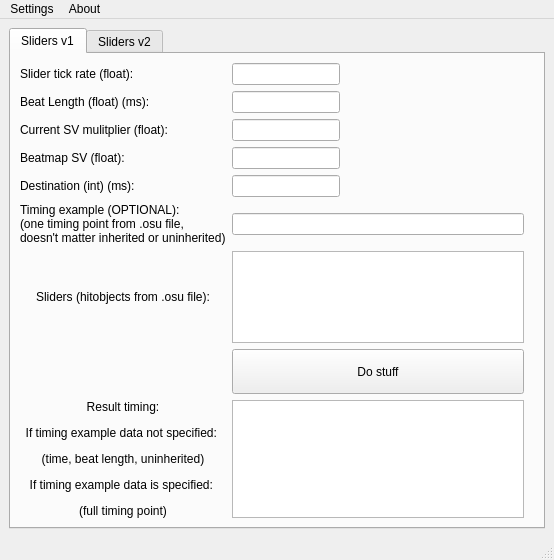
ZyMa-1/OsuSliderManipulator, file designer/MainWindow.ui: the form before one commit.
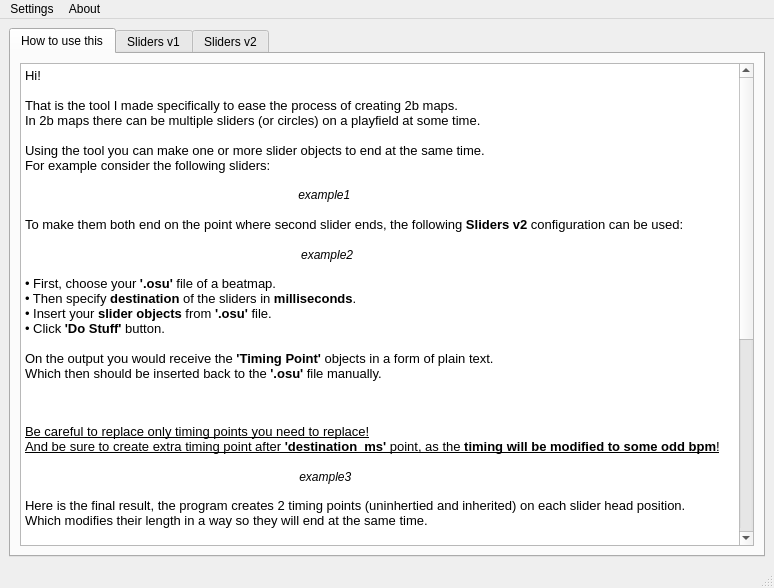
The form after the commit. Icons and pictures are not drawn.

What changed in the file:
```diff
--- a/designer/MainWindow.ui
+++ b/designer/MainWindow.ui
@@ -6,13 +6,19 @@
    <rect>
     <x>0</x>
     <y>0</y>
-    <width>554</width>
-    <height>560</height>
+    <width>774</width>
+    <height>588</height>
    </rect>
   </property>
   <property name="windowTitle">
    <string>{}</string>
   </property>
+  <property name="iconSize">
+   <size>
+    <width>32</width>
+    <height>24</height>
+   </size>
+  </property>
   <widget class="QWidget" name="centralwidget">
    <layout class="QHBoxLayout" name="horizontalLayout_2">
     <item>
@@ -20,6 +26,103 @@
       <property name="currentIndex">
        <number>0</number>
       </property>
+      <widget class="QWidget" name="tab">
+       <attribute name="title">
+        <string>How to use this</string>
+       </attribute>
+       <layout class="QVBoxLayout" name="verticalLayout_2">
+        <item>
+         <layout class="QGridLayout" name="gridLayout">
+          <item row="0" column="0">
+           <widget class="QTextEdit" name="text_edit">
+            <property name="enabled">
+             <bool>true</bool>
+            </property>
+            <property name="minimumSize">
+             <size>
+              <width>730</width>
+              <height>0</height>
+             </size>
+            </property>
+            <property name="styleSheet">
+             <string notr="true"/>
+            </property>
+            <property name="readOnly">
+             <bool>true</bool>
+            </property>
+            <property name="html">
+             <string>&lt;!DOCTYPE HTML PUBLIC &quot;-//W3C//DTD HTML 4.0//EN&quot; &quot;http://www.w3.org/TR/REC-html40/strict.dtd&quot;&gt;
+&lt;html&gt;&lt;head&gt;&lt;meta name=&quot;qrichtext&quot; content=&quot;1&quot; /&gt;&lt;meta charset=&quot;utf-8&quot; /&gt;&lt;style type=&quot;text/css&quot;&gt;
+p, li { white-space: pre-wrap; }
+hr { height: 1px; border-width: 0; }
+li.unchecked::marker { content: &quot;\2610&quot;; }
+li.checked::marker { content: &quot;\2612&quot;; }
+&lt;/style&gt;&lt;/head&gt;&lt;body style=&quot; font-family:'Segoe UI'; font-size:9pt; font-weight:400; font-style:normal;&quot;&gt;
+&lt;p style=&quot; margin-top:0px; margin-bottom:0px; margin-left:0px; margin-right:0px; -qt-block-indent:0; text-indent:0px;&quot;&gt;&lt;span style=&quot; font-size:10pt;&quot;&gt;Hi!&lt;br /&gt;&lt;br /&gt;That is the tool I made specifically to ease the process of creating 2b maps.&lt;/span&gt;&lt;/p&gt;
+&lt;p style=&quot; margin-top:0px; margin-bottom:0px; margin-left:0px; margin-right:0px; -qt-block-indent:0; text-indent:0px;&quot;&gt;&lt;span style=&quot; font-size:10pt;&quot;&gt;In 2b maps there can be multiple sliders (or circles) on a playfield at some time.&lt;/span&gt;&lt;/p&gt;
+&lt;p style=&quot;-qt-paragraph-type:empty; margin-top:0px; margin-bottom:0px; margin-left:0px; margin-right:0px; -qt-block-indent:0; text-indent:0px; font-size:10pt;&quot;&gt;&lt;br /&gt;&lt;/p&gt;
+&lt;p style=&quot; margin-top:0px; margin-bottom:0px; margin-left:0px; margin-right:0px; -qt-block-indent:0; text-indent:0px;&quot;&gt;&lt;span style=&quot; font-size:10pt;&quot;&gt;Using the tool you can make one or more slider objects to end at the same time.&lt;/span&gt;&lt;/p&gt;
+&lt;p style=&quot; margin-top:0px; margin-bottom:0px; margin-left:0px; margin-right:0px; -qt-block-indent:0; text-indent:0px;&quot;&gt;&lt;span style=&quot; font-size:10pt;&quot;&gt;For example consider the following sliders:&lt;/span&gt;&lt;/p&gt;
+&lt;p style=&quot;-qt-paragraph-type:empty; margin-top:0px; margin-bottom:0px; margin-left:0px; margin-right:0px; -qt-block-indent:0; text-indent:0px; font-size:10pt;&quot;&gt;&lt;br /&gt;&lt;/p&gt;
+&lt;p style=&quot; margin-top:0px; margin-bottom:0px; margin-left:0px; margin-right:0px; -qt-block-indent:0; text-indent:0px;&quot;&gt;&lt;img src=&quot;:/images/images/example1.png&quot; /&gt;&lt;/p&gt;
+&lt;p style=&quot; margin-top:0px; margin-bottom:0px; margin-left:0px; margin-right:0px; -qt-block-indent:0; text-indent:0px;&quot;&gt;			          &lt;span style=&quot; font-style:italic;&quot;&gt;example1&lt;/span&gt;&lt;/p&gt;
+&lt;p style=&quot;-qt-paragraph-type:empty; margin-top:0px; margin-bottom:0px; margin-left:0px; margin-right:0px; -qt-block-indent:0; text-indent:0px; font-size:10pt;&quot;&gt;&lt;br /&gt;&lt;/p&gt;
+&lt;p style=&quot; margin-top:0px; margin-bottom:0px; margin-left:0px; margin-right:0px; -qt-block-indent:0; text-indent:0px;&quot;&gt;&lt;span style=&quot; font-size:10pt;&quot;&gt;To make them both end on the point where second slider ends, the following &lt;/span&gt;&lt;span style=&quot; font-size:10pt; font-weight:700;&quot;&gt;Sliders v2 &lt;/span&gt;&lt;span style=&quot; font-size:10pt;&quot;&gt;configuration can be used:&lt;/span&gt;&lt;/p&gt;
+&lt;p style=&quot;-qt-paragraph-type:empty; margin-top:0px; margin-bottom:0px; margin-left:0px; margin-right:0px; -qt-block-indent:0; text-indent:0px; font-size:10pt;&quot;&gt;&lt;br /&gt;&lt;/p&gt;
+&lt;p style=&quot; margin-top:0px; margin-bottom:0px; margin-left:0px; margin-right:0px; -qt-block-indent:0; text-indent:0px;&quot;&gt;&lt;img src=&quot;:/images/images/example3.png&quot; /&gt;&lt;/p&gt;
+&lt;p style=&quot; margin-top:0px; margin-bottom:0px; margin-left:0px; margin-right:0px; -qt-block-indent:0; text-indent:0px;&quot;&gt;&lt;span style=&quot; font-size:10pt;&quot;&gt;			          &lt;/span&gt;&lt;span style=&quot; font-style:italic;&quot;&gt;example2&lt;/span&gt;&lt;/p&gt;
+&lt;p style=&quot;-qt-paragraph-type:empty; margin-top:0px; margin-bottom:0px; margin-left:0px; margin-right:0px; -qt-block-indent:0; text-indent:0px;&quot;&gt;&lt;br /&gt;&lt;/p&gt;
+&lt;p style=&quot; margin-top:0px; margin-bottom:0px; margin-left:0px; margin-right:0px; -qt-block-indent:0; text-indent:0px;&quot;&gt;&lt;span style=&quot; font-size:10pt;&quot;&gt;• First, choose your &lt;/span&gt;&lt;span style=&quot; font-size:10pt; font-weight:700;&quot;&gt;'.osu'&lt;/span&gt;&lt;span style=&quot; font-size:10pt;&quot;&gt; file of a beatmap. &lt;/span&gt;&lt;/p&gt;
+&lt;p style=&quot; margin-top:0px; margin-bottom:0px; margin-left:0px; margin-right:0px; -qt-block-indent:0; text-indent:0px;&quot;&gt;&lt;span style=&quot; font-size:10pt;&quot;&gt;• Then specify &lt;/span&gt;&lt;span style=&quot; font-size:10pt; font-weight:700;&quot;&gt;destination&lt;/span&gt;&lt;span style=&quot; font-size:10pt;&quot;&gt; of the sliders in &lt;/span&gt;&lt;span style=&quot; font-size:10pt; font-weight:700;&quot;&gt;milliseconds&lt;/span&gt;&lt;span style=&quot; font-size:10pt;&quot;&gt;.&lt;/span&gt;&lt;/p&gt;
+&lt;p style=&quot; margin-top:0px; margin-bottom:0px; margin-left:0px; margin-right:0px; -qt-block-indent:0; text-indent:0px;&quot;&gt;&lt;span style=&quot; font-size:10pt;&quot;&gt;• Insert your &lt;/span&gt;&lt;span style=&quot; font-size:10pt; font-weight:700;&quot;&gt;slider objects&lt;/span&gt;&lt;span style=&quot; font-size:10pt;&quot;&gt; from &lt;/span&gt;&lt;span style=&quot; font-size:10pt; font-weight:700;&quot;&gt;'.osu' &lt;/span&gt;&lt;span style=&quot; font-size:10pt;&quot;&gt;file.&lt;/span&gt;&lt;/p&gt;
+&lt;p style=&quot; margin-top:0px; margin-bottom:0px; margin-left:0px; margin-right:0px; -qt-block-indent:0; text-indent:0px;&quot;&gt;&lt;span style=&quot; font-size:10pt;&quot;&gt;• Click &lt;/span&gt;&lt;span style=&quot; font-size:10pt; font-weight:700;&quot;&gt;'Do Stuff'&lt;/span&gt;&lt;span style=&quot; font-size:10pt;&quot;&gt; button.&lt;/span&gt;&lt;/p&gt;
+&lt;p style=&quot;-qt-paragraph-type:empty; margin-top:0px; margin-bottom:0px; margin-left:0px; margin-right:0px; -qt-block-indent:0; text-indent:0px; font-size:10pt;&quot;&gt;&lt;br /&gt;&lt;/p&gt;
+&lt;p style=&quot; margin-top:0px; margin-bottom:0px; margin-left:0px; margin-right:0px; -qt-block-indent:0; text-indent:0px;&quot;&gt;&lt;span style=&quot; font-size:10pt;&quot;&gt;On the output you would receive the&lt;/span&gt;&lt;span style=&quot; font-size:10pt; font-weight:700;&quot;&gt; 'Timing Point'&lt;/span&gt;&lt;span style=&quot; font-size:10pt;&quot;&gt; objects in a form of plain text.&lt;/span&gt;&lt;/p&gt;
+&lt;p style=&quot; margin-top:0px; margin-bottom:0px; margin-left:0px; margin-right:0px; -qt-block-indent:0; text-indent:0px;&quot;&gt;&lt;span style=&quot; font-size:10pt;&quot;&gt;Which then should be inserted back to the &lt;/span&gt;&lt;span style=&quot; font-size:10pt; font-weight:700;&quot;&gt;'.osu'&lt;/span&gt;&lt;span style=&quot; font-size:10pt;&quot;&gt; file manually.&lt;/span&gt;&lt;/p&gt;
+&lt;p style=&quot;-qt-paragraph-type:empty; margin-top:0px; margin-bottom:0px; margin-left:0px; margin-right:0px; -qt-block-indent:0; text-indent:0px; font-size:10pt;&quot;&gt;&lt;br /&gt;&lt;/p&gt;
+&lt;p style=&quot; margin-top:0px; margin-bottom:0px; margin-left:0px; margin-right:0px; -qt-block-indent:0; text-indent:0px;&quot;&gt;&lt;img src=&quot;:/images/images/example4.png&quot; /&gt;&lt;/p&gt;
+&lt;p style=&quot;-qt-paragraph-type:empty; margin-top:0px; margin-bottom:0px; margin-left:0px; margin-right:0px; -qt-block-indent:0; text-indent:0px;&quot;&gt;&lt;br /&gt;&lt;/p&gt;
+&lt;p style=&quot; margin-top:0px; margin-bottom:0px; margin-left:0px; margin-right:0px; -qt-block-indent:0; text-indent:0px;&quot;&gt;&lt;span style=&quot; font-size:10pt; text-decoration: underline;&quot;&gt;Be careful to replace only timing points you need to replace!&lt;/span&gt;&lt;/p&gt;
+&lt;p style=&quot; margin-top:0px; margin-bottom:0px; margin-left:0px; margin-right:0px; -qt-block-indent:0; text-indent:0px;&quot;&gt;&lt;span style=&quot; font-size:10pt; text-decoration: underline;&quot;&gt;And be sure to create extra timing point after&lt;/span&gt;&lt;span style=&quot; font-size:10pt; font-weight:700; text-decoration: underline;&quot;&gt; 'destination_ms' &lt;/span&gt;&lt;span style=&quot; font-size:10pt; text-decoration: underline;&quot;&gt;point, as the&lt;/span&gt;&lt;span style=&quot; font-size:10pt; font-weight:700; text-decoration: underline;&quot;&gt; timing will be modified to some odd bpm&lt;/span&gt;&lt;span style=&quot; font-size:10pt; text-decoration: underline;&quot;&gt;!&lt;/span&gt;&lt;/p&gt;
+&lt;p style=&quot;-qt-paragraph-type:empty; margin-top:0px; margin-bottom:0px; margin-left:0px; margin-right:0px; -qt-block-indent:0; text-indent:0px; font-size:10pt;&quot;&gt;&lt;br /&gt;&lt;/p&gt;
+&lt;p style=&quot; margin-top:0px; margin-bottom:0px; margin-left:0px; margin-right:0px; -qt-block-indent:0; text-indent:0px;&quot;&gt;&lt;img src=&quot;:/images/images/example2.png&quot; /&gt;&lt;/p&gt;
+&lt;p style=&quot; margin-top:0px; margin-bottom:0px; margin-left:0px; margin-right:0px; -qt-block-indent:0; text-indent:0px;&quot;&gt;&lt;span style=&quot; font-size:10pt; font-weight:700;&quot;&gt;                                                                            &lt;/span&gt;&lt;span style=&quot; font-style:italic;&quot;&gt;example3&lt;/span&gt;&lt;/p&gt;
+&lt;p style=&quot;-qt-paragraph-type:empty; margin-top:0px; margin-bottom:0px; margin-left:0px; margin-right:0px; -qt-block-indent:0; text-indent:0px; font-style:italic;&quot;&gt;&lt;br /&gt;&lt;/p&gt;
+&lt;p style=&quot; margin-top:0px; margin-bottom:0px; margin-left:0px; margin-right:0px; -qt-block-indent:0; text-indent:0px;&quot;&gt;&lt;span style=&quot; font-size:10pt;&quot;&gt;Here is the final result, the program creates 2 timing points (uninhertied and inherited) on each slider head position.&lt;/span&gt;&lt;/p&gt;
+&lt;p style=&quot; margin-top:0px; margin-bottom:0px; margin-left:0px; margin-right:0px; -qt-block-indent:0; text-indent:0px;&quot;&gt;&lt;span style=&quot; font-size:10pt;&quot;&gt;Which modifies their length in a way so they will end at the same time.&lt;/span&gt;&lt;/p&gt;
+&lt;p style=&quot;-qt-paragraph-type:empty; margin-top:0px; margin-bottom:0px; margin-left:0px; margin-right:0px; -qt-block-indent:0; text-indent:0px; font-size:10pt;&quot;&gt;&lt;br /&gt;&lt;/p&gt;
+&lt;p style=&quot; margin-top:0px; margin-bottom:0px; margin-left:0px; margin-right:0px; -qt-block-indent:0; text-indent:0px;&quot;&gt;&lt;span style=&quot; text-decoration: underline;&quot;&gt;One more time, be careful, as there is no way back to revert the changes.&lt;/span&gt;&lt;/p&gt;
+&lt;p style=&quot; margin-top:0px; margin-bottom:0px; margin-left:0px; margin-right:0px; -qt-block-indent:0; text-indent:0px;&quot;&gt;&lt;span style=&quot; text-decoration: underline;&quot;&gt;I would recommend creating separate difficulties for that, so the progress would not be lost.&lt;/span&gt;&lt;/p&gt;
+&lt;p style=&quot;-qt-paragraph-type:empty; margin-top:0px; margin-bottom:0px; margin-left:0px; margin-right:0px; -qt-block-indent:0; text-indent:0px; text-decoration: underline;&quot;&gt;&lt;br /&gt;&lt;/p&gt;
+&lt;p style=&quot; margin-top:0px; margin-bottom:0px; margin-left:0px; margin-right:0px; -qt-block-indent:0; text-indent:0px;&quot;&gt;The program DOES NOT WILL ALWAYS WORK, as it is kinda prone to any bugs :P&lt;/p&gt;
+&lt;p style=&quot;-qt-paragraph-type:empty; margin-top:0px; margin-bottom:0px; margin-left:0px; margin-right:0px; -qt-block-indent:0; text-indent:0px;&quot;&gt;&lt;br /&gt;&lt;/p&gt;
+&lt;p style=&quot; margin-top:0px; margin-bottom:0px; margin-left:0px; margin-right:0px; -qt-block-indent:0; text-indent:0px;&quot;&gt;If there is any problem, write me on discord: &lt;span style=&quot; color:#0021da;&quot;&gt;.zymaa&lt;/span&gt;&lt;/p&gt;
+&lt;p style=&quot;-qt-paragraph-type:empty; margin-top:0px; margin-bottom:0px; margin-left:0px; margin-right:0px; -qt-block-indent:0; text-indent:0px; color:#0021da;&quot;&gt;&lt;br /&gt;&lt;/p&gt;
+&lt;p style=&quot; margin-top:0px; margin-bottom:0px; margin-left:0px; margin-right:0px; -qt-block-indent:0; text-indent:0px;&quot;&gt;&lt;span style=&quot; font-weight:700;&quot;&gt;Notes:&lt;/span&gt;&lt;/p&gt;
+&lt;p style=&quot;-qt-paragraph-type:empty; margin-top:0px; margin-bottom:0px; margin-left:0px; margin-right:0px; -qt-block-indent:0; text-indent:0px; font-weight:700;&quot;&gt;&lt;br /&gt;&lt;/p&gt;
+&lt;p style=&quot; margin-top:0px; margin-bottom:0px; margin-left:0px; margin-right:0px; -qt-block-indent:0; text-indent:0px;&quot;&gt;The resulted sliders would be without any slider ticks.&lt;/p&gt;
+&lt;p style=&quot;-qt-paragraph-type:empty; margin-top:0px; margin-bottom:0px; margin-left:0px; margin-right:0px; -qt-block-indent:0; text-indent:0px;&quot;&gt;&lt;br /&gt;&lt;/p&gt;
+&lt;p style=&quot; margin-top:0px; margin-bottom:0px; margin-left:0px; margin-right:0px; -qt-block-indent:0; text-indent:0px;&quot;&gt;Slider tick value delegates to inherited timing point AKA sv multiplier.&lt;/p&gt;
+&lt;p style=&quot; margin-top:0px; margin-bottom:0px; margin-left:0px; margin-right:0px; -qt-block-indent:0; text-indent:0px;&quot;&gt;For example:&lt;/p&gt;
+&lt;p style=&quot; margin-top:0px; margin-bottom:0px; margin-left:0px; margin-right:0px; -qt-block-indent:0; text-indent:0px;&quot;&gt;0.5 slider tick -&amp;gt; x2 slider sv multiplier&lt;/p&gt;
+&lt;p style=&quot; margin-top:0px; margin-bottom:0px; margin-left:0px; margin-right:0px; -qt-block-indent:0; text-indent:0px;&quot;&gt;2 slider tick -&amp;gt; x0.5 slider sv multiplier&lt;/p&gt;
+&lt;p style=&quot;-qt-paragraph-type:empty; margin-top:0px; margin-bottom:0px; margin-left:0px; margin-right:0px; -qt-block-indent:0; text-indent:0px;&quot;&gt;&lt;br /&gt;&lt;/p&gt;
+&lt;p style=&quot; margin-top:0px; margin-bottom:0px; margin-left:0px; margin-right:0px; -qt-block-indent:0; text-indent:0px;&quot;&gt;Everything else delegates to the uninherited timing point AKA bpm.&lt;/p&gt;
+&lt;p style=&quot;-qt-paragraph-type:empty; margin-top:0px; margin-bottom:0px; margin-left:0px; margin-right:0px; -qt-block-indent:0; text-indent:0px;&quot;&gt;&lt;br /&gt;&lt;/p&gt;
+&lt;p style=&quot; margin-top:0px; margin-bottom:0px; margin-left:0px; margin-right:0px; -qt-block-indent:0; text-indent:0px;&quot;&gt;&lt;span style=&quot; font-weight:700;&quot;&gt;Sliders v1:&lt;/span&gt;&lt;/p&gt;
+&lt;p style=&quot;-qt-paragraph-type:empty; margin-top:0px; margin-bottom:0px; margin-left:0px; margin-right:0px; -qt-block-indent:0; text-indent:0px; font-weight:700;&quot;&gt;&lt;br /&gt;&lt;/p&gt;
+&lt;p style=&quot; margin-top:0px; margin-bottom:0px; margin-left:0px; margin-right:0px; -qt-block-indent:0; text-indent:0px;&quot;&gt;EQUAL timing for all of the sliders&lt;/p&gt;
+&lt;p style=&quot;-qt-paragraph-type:empty; margin-top:0px; margin-bottom:0px; margin-left:0px; margin-right:0px; -qt-block-indent:0; text-indent:0px;&quot;&gt;&lt;br /&gt;&lt;/p&gt;
+&lt;p style=&quot; margin-top:0px; margin-bottom:0px; margin-left:0px; margin-right:0px; -qt-block-indent:0; text-indent:0px;&quot;&gt;&lt;span style=&quot; font-weight:700;&quot;&gt;Sliders v2:&lt;/span&gt;&lt;/p&gt;
+&lt;p style=&quot;-qt-paragraph-type:empty; margin-top:0px; margin-bottom:0px; margin-left:0px; margin-right:0px; -qt-block-indent:0; text-indent:0px; font-weight:700;&quot;&gt;&lt;br /&gt;&lt;/p&gt;
+&lt;p style=&quot; margin-top:0px; margin-bottom:0px; margin-left:0px; margin-right:0px; -qt-block-indent:0; text-indent:0px;&quot;&gt;Timing can vary for all of the sliders&lt;/p&gt;&lt;/body&gt;&lt;/html&gt;</string>
+            </property>
+           </widget>
+          </item>
+         </layout>
+        </item>
+       </layout>
+      </widget>
       <widget class="QWidget" name="tab_2">
        <attribute name="title">
         <string>Sliders v1</string>
@@ -169,8 +272,10 @@
            <widget class="QLabel" name="label_2">
             <property name="text">
              <string>Timing example (OPTIONAL):
-(one timing point from .osu file, 
-doesn't matter inherited or uninherited)</string>
+(One timing point from .osu file, 
+doesn't matter inherited or uninherited.
+ Used for hitsounds volume and etc.)
+</string>
             </property>
            </widget>
           </item>
@@ -315,7 +420,7 @@
     <rect>
      <x>0</x>
      <y>0</y>
-     <width>554</width>
+     <width>774</width>
      <height>22</height>
     </rect>
    </property>
```
Left out of the diff: 6 changed lines with no effect on the pictures.
